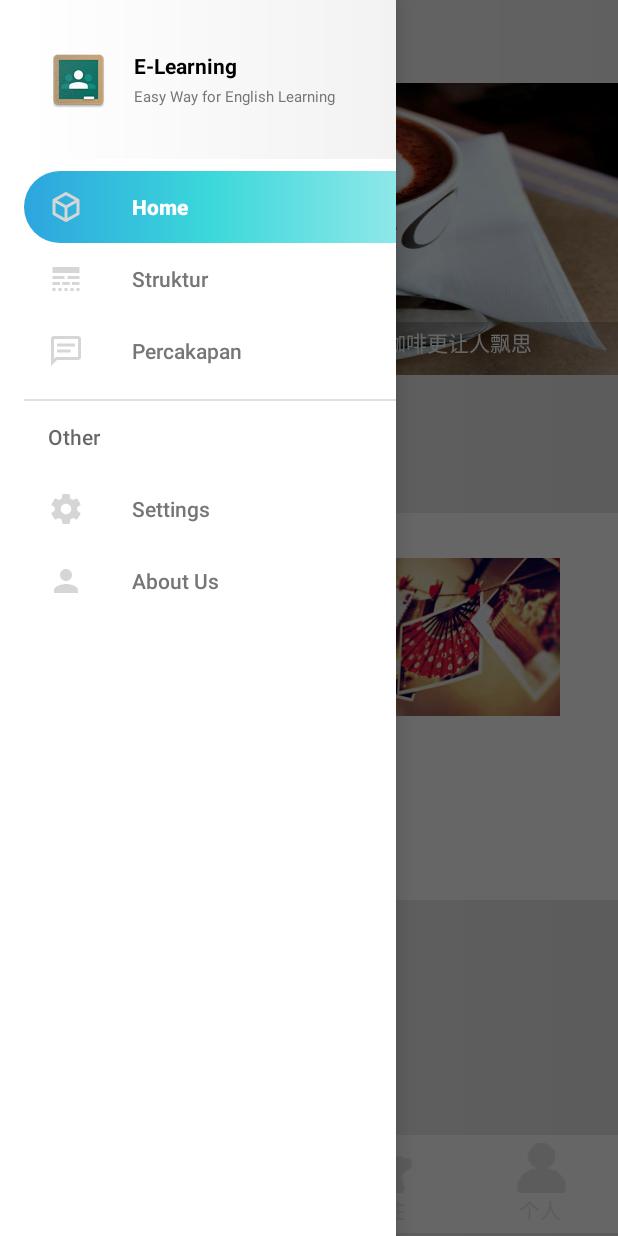
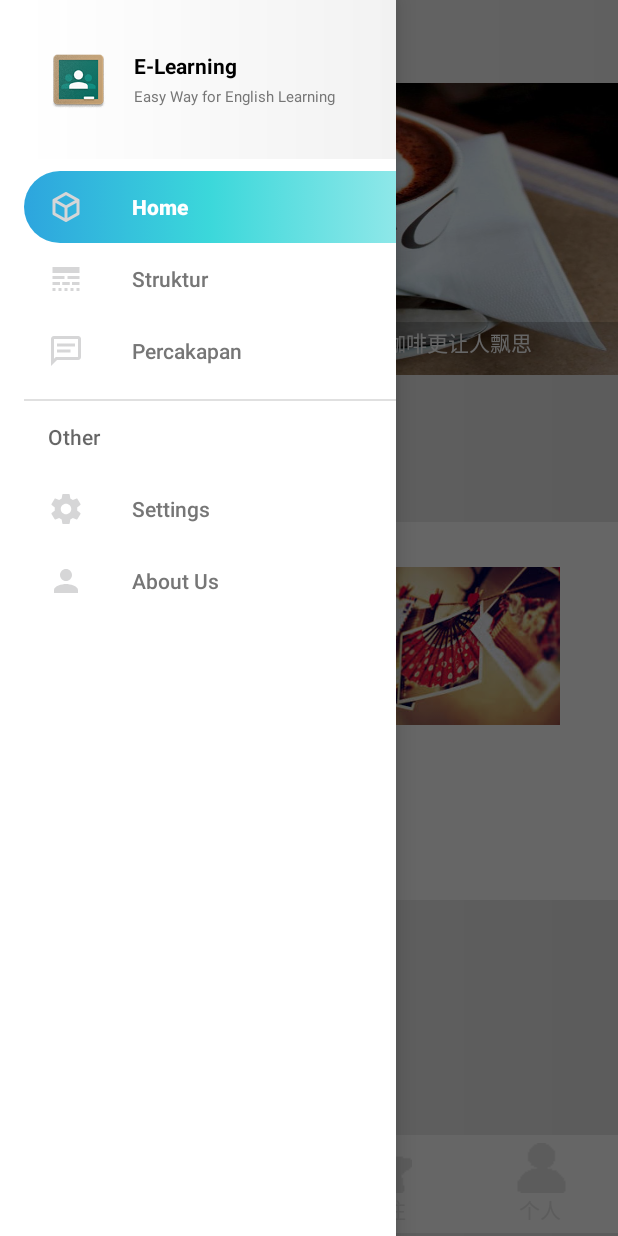
Before and after one commit to Starrier/Coffee, an Android app: the IndexFragment screen opened directly, with no data from a screen before it, with the side drawer open, on a phone screen of 412 x 824 dp. Run offline under Robolectric (Android 15) with nearby library versions, the light colour scheme and no system bars; plain views replace FontAppCompatTextView.

Commit message:
odified IndexFragment

```diff
--- a/app/src/main/res/layout/fragment_index.xml
+++ b/app/src/main/res/layout/fragment_index.xml
@@ -85,22 +85,23 @@
 
     </FrameLayout>
 
+
     <LinearLayout
         android:layout_width="match_parent"
         android:layout_height="100dp"
         android:layout_marginBottom="325dp"
         android:layout_marginTop="250dp"
         android:orientation="horizontal">
+
         <RadioGroup
             android:layout_width="match_parent"
             android:layout_height="100dp"></RadioGroup>
 
     </LinearLayout>
 
-
     <LinearLayout
         android:layout_width="match_parent"
-        android:layout_marginTop="342dp"
+        android:layout_marginTop="348dp"
         android:layout_height="245dp"
         android:background="@color/colorPrimary"
         android:layout_marginBottom="80dp"
```
